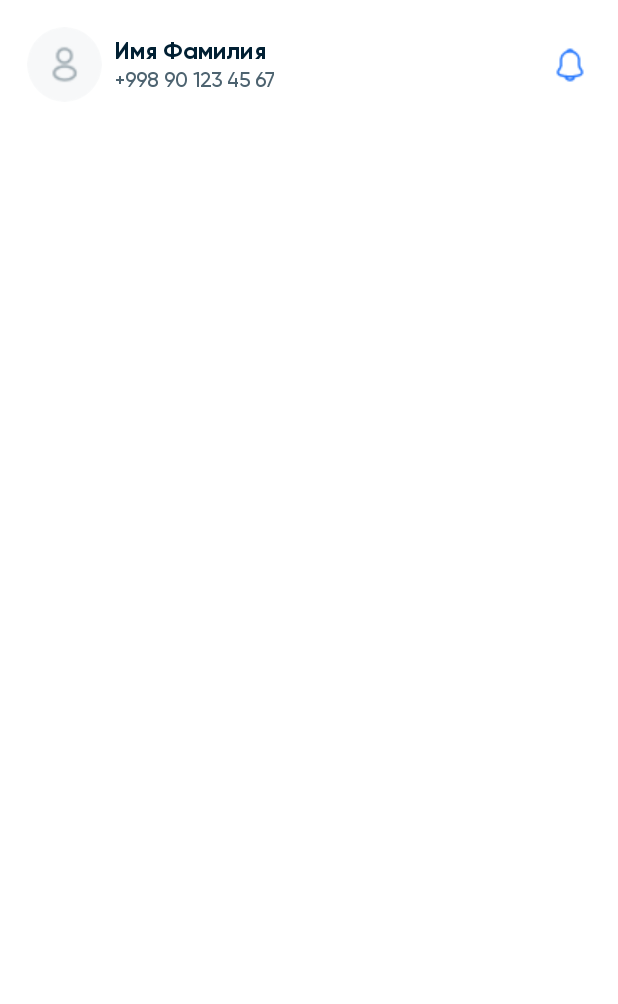
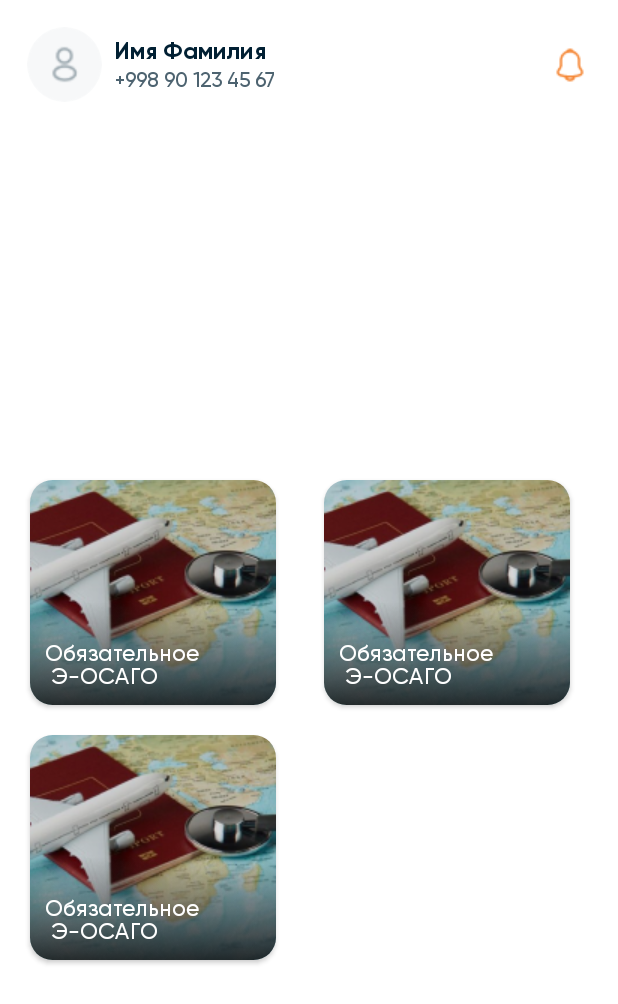
Before and after one commit to professorDeveloper/Epolis-Insurance, an Android app: the layout fragment_home_screen.xml on its own in the app's theme, with its tools: preview values and no code run, on a phone screen of 412 x 824 dp. Shown: the top 1004 px of the screen. Run offline under Robolectric (Android 15) with nearby library versions, the phone set to English and light mode, and no system bars; Roboto replaces fonts that are not available here.

Commit message:
Home Screen Edited

```diff
--- a/app/src/main/java/com/azamovhudstc/epolisinsurance/ui/screen/home/pages/HomeScreen.kt
+++ b/app/src/main/java/com/azamovhudstc/epolisinsurance/ui/screen/home/pages/HomeScreen.kt
@@ -21,8 +21,7 @@ class HomeScreen : Fragment(R.layout.fragment_home_screen) {
         var bannerList = ArrayList<HomeBanner>()
         bannerList.add(HomeBanner(R.drawable.banner_one))
         bannerList.add(HomeBanner(R.drawable.banner_two))
-        bannerList.add(HomeBanner(R.drawable.banner_one))
-        bannerList.add(HomeBanner(R.drawable.banner_two))
+        bannerList.add(HomeBanner(R.drawable.banner_third))
         return bannerList
     }
     private fun startAutoSlide() {
--- a/app/src/main/res/layout/fragment_home_screen.xml
+++ b/app/src/main/res/layout/fragment_home_screen.xml
@@ -61,7 +61,8 @@
         android:src="@drawable/notification"
         app:layout_constraintBottom_toBottomOf="@+id/circleImageView"
         app:layout_constraintEnd_toEndOf="parent"
-        app:layout_constraintTop_toTopOf="@+id/circleImageView" />
+        app:layout_constraintTop_toTopOf="@+id/circleImageView"
+        app:tint="#f58634" />
 
     <androidx.viewpager2.widget.ViewPager2
         android:layout_width="0dp"
@@ -75,4 +76,24 @@
         app:layout_constraintStart_toStartOf="parent"
         app:layout_constraintTop_toBottomOf="@+id/circleImageView" />
 
+    <androidx.recyclerview.widget.RecyclerView
+        android:id="@+id/recyclerView"
+        android:layout_width="match_parent"
+        android:layout_height="?actionBarSize"
+        app:layout_constraintEnd_toEndOf="parent"
+        app:layout_constraintStart_toStartOf="parent"
+        app:layout_constraintTop_toBottomOf="@+id/banner_home_top" />
+
+    <androidx.recyclerview.widget.RecyclerView
+        android:layout_width="match_parent"
+        android:layout_marginHorizontal="10dp"
+        tools:listitem="@layout/home_bottom_product_item"
+        app:spanCount="2"
+        android:orientation="vertical"
+        app:layoutManager="androidx.recyclerview.widget.GridLayoutManager"
+        android:layout_height="0dp"
+        app:layout_constraintBottom_toBottomOf="parent"
+        app:layout_constraintEnd_toEndOf="parent"
+        app:layout_constraintStart_toStartOf="parent"
+        app:layout_constraintTop_toBottomOf="@+id/recyclerView" />
 </androidx.constraintlayout.widget.ConstraintLayout>
--- /dev/null
+++ b/app/src/main/res/layout/home_bottom_product_item.xml
@@ -0,0 +1,43 @@
+<?xml version="1.0" encoding="utf-8"?>
+<androidx.cardview.widget.CardView xmlns:android="http://schemas.android.com/apk/res/android"
+    xmlns:app="http://schemas.android.com/apk/res-auto"
+    android:layout_width="wrap_content"
+    app:cardCornerRadius="15dp"
+    android:layout_marginHorizontal="10dp"
+    android:layout_marginVertical="10dp"
+    android:layout_height="wrap_content">
+<androidx.constraintlayout.widget.ConstraintLayout
+    android:layout_width="match_parent"
+    android:layout_height="match_parent">
+
+    <TextView
+        android:layout_width="wrap_content"
+        android:layout_height="wrap_content"
+        android:layout_marginStart="10dp"
+        android:elevation="5dp"
+        android:textColor="#FFFFFF"
+        android:textSize="15sp"
+        android:layout_marginBottom="10dp"
+        android:fontFamily="@font/gilory_medium"
+        android:text="Обязательное \n Э-ОСАГО"
+        app:layout_constraintBottom_toBottomOf="parent"
+        app:layout_constraintStart_toStartOf="parent" />
+
+    <ImageView
+        android:elevation="1dp"
+        android:layout_width="wrap_content"
+        android:layout_height="wrap_content"
+        android:src="@drawable/blur_bottom"
+        app:layout_constraintBottom_toBottomOf="parent" />
+
+    <ImageView
+        android:id="@+id/imageView2"
+        android:layout_width="wrap_content"
+        android:layout_height="wrap_content"
+        android:src="@drawable/rv_bottom_home_example"
+        app:layout_constraintBottom_toBottomOf="parent"
+        app:layout_constraintEnd_toEndOf="parent"
+        app:layout_constraintStart_toStartOf="parent"
+        app:layout_constraintTop_toTopOf="parent" />
+</androidx.constraintlayout.widget.ConstraintLayout>
+</androidx.cardview.widget.CardView>
--- a/app/src/main/res/layout/splash_screen.xml
+++ b/app/src/main/res/layout/splash_screen.xml
@@ -3,7 +3,7 @@
     xmlns:app="http://schemas.android.com/apk/res-auto"
     xmlns:tools="http://schemas.android.com/tools"
     android:layout_width="match_parent"
-    android:background="#297AFF"
+    android:background="#f58634"
     android:layout_height="match_parent"
     tools:context=".ui.screen.welcome.SplashScreen">
 
```
Also changed, not shown: app/src/main/java/com/azamovhudstc/epolisinsurance/utils/ViewEx.kt (+15 -0 lines), app/src/main/res/drawable/home_tab_bg.xml (added, +23 -0 lines), app/src/main/res/drawable/hr_tab_unselected.xml (added, +7 -0 lines), app/src/main/res/layout/hr_home_tab_item.xml (added, +18 -0 lines), app/src/main/res/drawable-v24/banner_third.jpg (added), app/src/main/res/drawable-v24/blur_bottom.png (added), app/src/main/res/drawable/rv_bottom_home_example.png (added).
